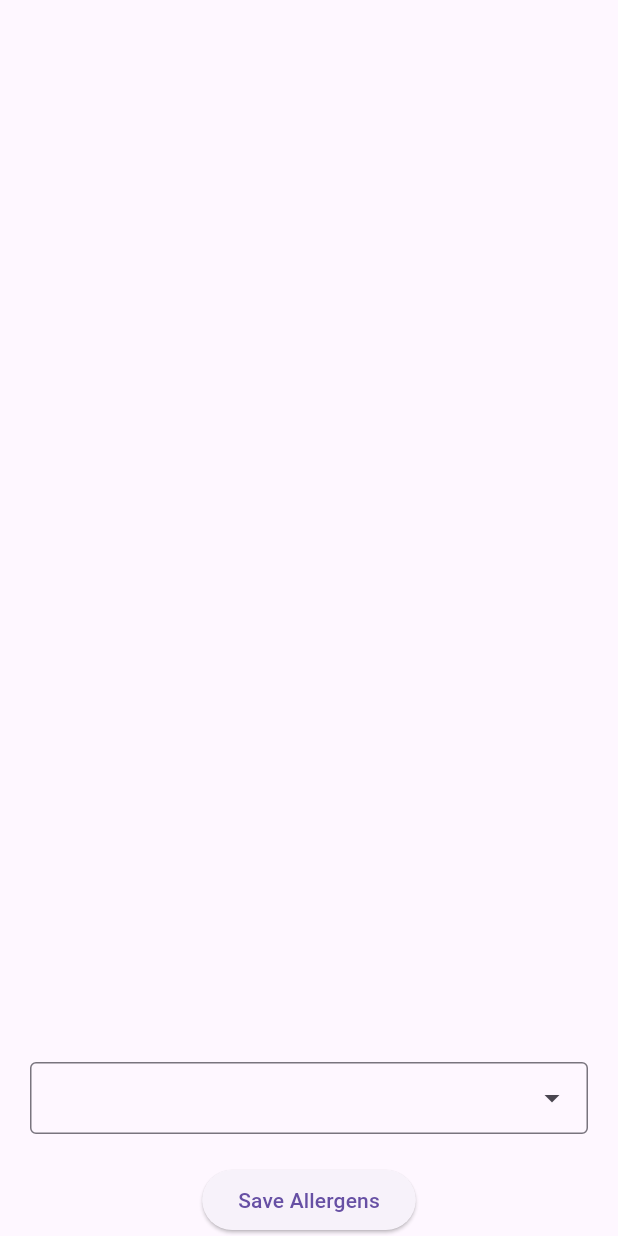
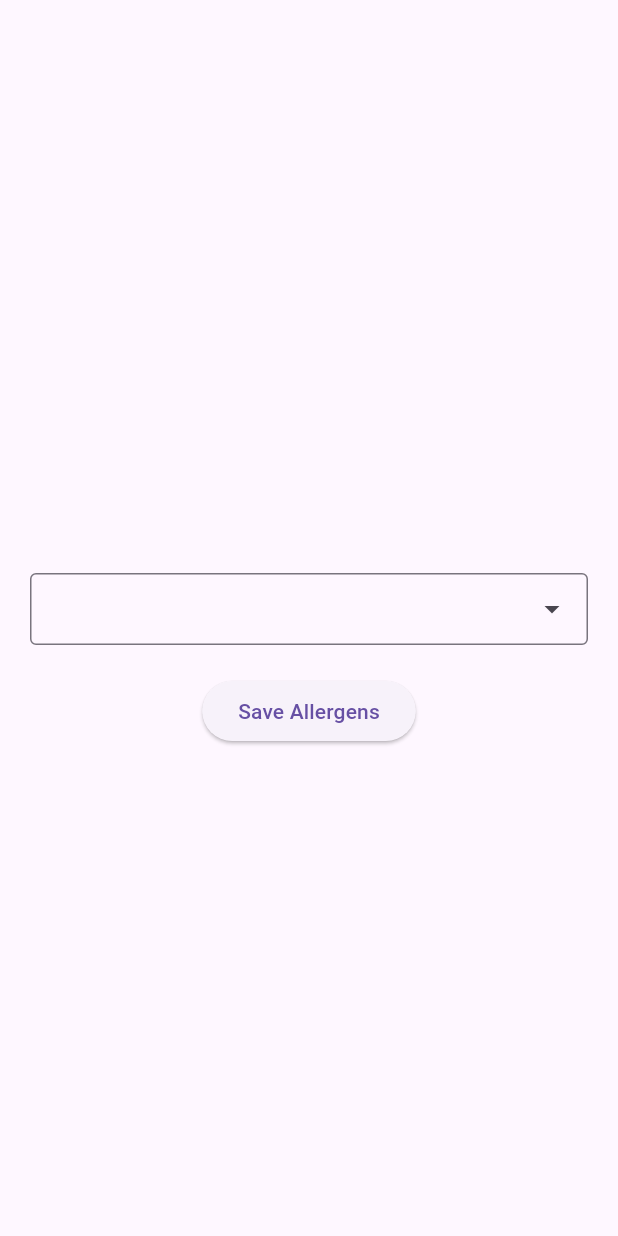
Before and after one commit to mega-b1te/WaForgeHackathon, a Flutter app: the screen it shows after launch, on a phone screen of 412 x 824 dp. Run offline on Flutter 3.47's test engine with Material 3 defaults, Android fonts, the phone set to English and light mode, and no system bars; drawn by our look-alikes of dropdown_search; our stand-ins replace cached_network_image, google_nav_bar, shared_preferences; missing offline and left inert: openfoodfacts, simple_barcode_scanner.

Commit message:
new change

```diff
--- a/health_app/lib/setup.dart
+++ b/health_app/lib/setup.dart
@@ -83,6 +83,7 @@ class SetupState extends State<Setup> {
               },
               child: const Text('Save Allergens'),
             ),
+            const Spacer(flex: 4),
             Visibility(
               visible: _isVisible,
               child: TextField(
```
